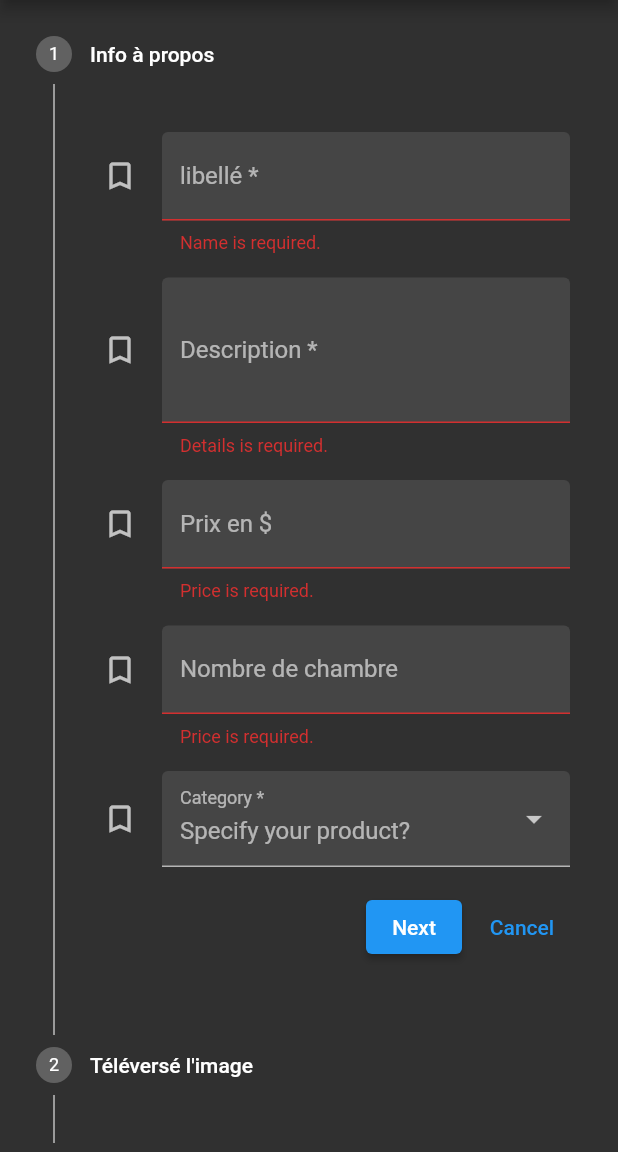
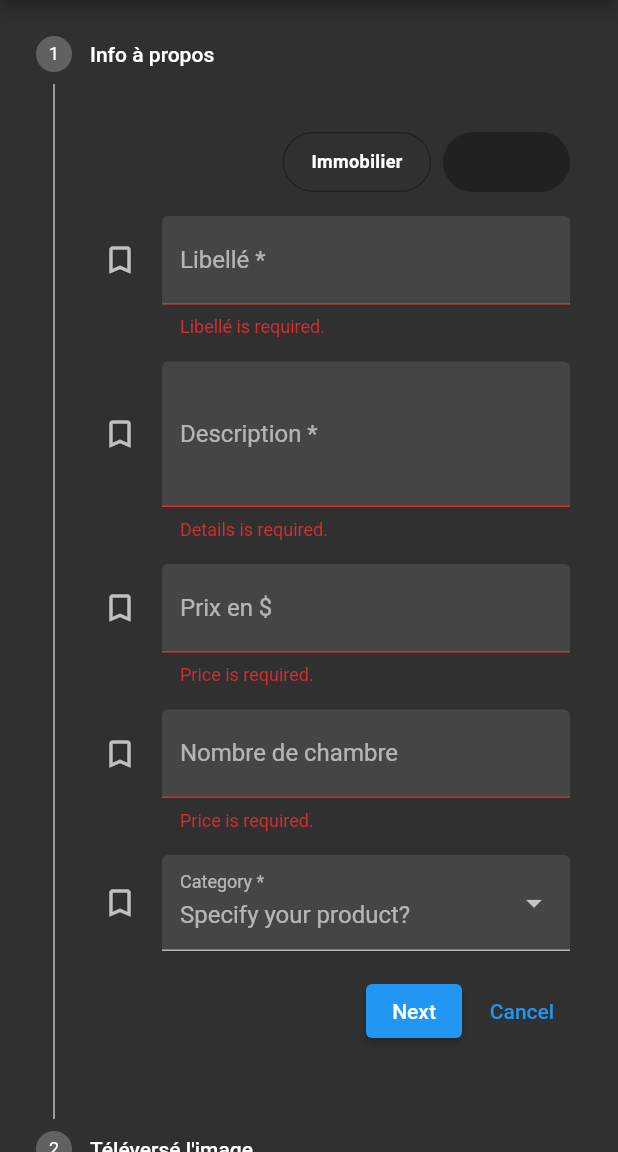
Before and after one commit to lordyhas/ess_rental_app, a Flutter app: the AddRentPage screen opened by its route, after a tap on "Next", on a phone screen of 412 x 824 dp, the part 84-1236 px from its top. Run offline on Flutter 3.47's test engine with Material 2 defaults, Android fonts, the phone set to English and light mode, and no system bars; our stand-ins replace bloc, cloud_firestore, dotted_border, equatable, firebase_auth, firebase_core and 15 more; missing offline and left inert: achievement_view, pedantic, utils_component; accounts and stored records are empty.

Commit message:
adding RentalControllerBloc to AddRentPage

```diff
--- a/lib/logic/controller/rental_controller/rental_controller_bloc.dart
+++ b/lib/logic/controller/rental_controller/rental_controller_bloc.dart
@@ -6,6 +6,11 @@ part 'rental_controller_event.dart';
 
 part 'rental_controller_state.dart';
 
+
+/// goal to save the state [AddRentPage] form while editing till end send it to
+/// a database
+///
+/// [RentalControllerBloc] is a form state saver
 class RentalControllerBloc
     extends Bloc<RentalControllerEvent, RentalControllerState> {
   RentalControllerBloc() : super(const RentalControllerState.initial()) {
@@ -18,12 +23,14 @@ class RentalControllerBloc
   }
 
   RentalType get rentalType => state.rentalType;
+  bool get isMovable => state._isMovable;
+  bool get isImmovable => !state._isMovable;
 
   void _onSpaceRentalPassed(SpaceRentalPassed event,
       Emitter<RentalControllerState> emit){
     emit(RentalControllerState.space(event.rental));
-
   }
+  void addSpaceRentalPassed(SpaceRental rent) => add(SpaceRentalPassed(rent));
 
   void _onSpaceRentalImaged(SpaceRentalImaged event,
       Emitter<RentalControllerState> emit){
@@ -32,19 +39,25 @@ class RentalControllerBloc
         status: RentalControllerStatus.addingImages
     ));
   }
+  void addSpaceRentalImaged(SpaceRental rent) => add(SpaceRentalImaged(rent));
 
   void _onSpaceRentalCompleted(SpaceRentalCompleted event,
       Emitter<RentalControllerState> emit){
     emit(RentalControllerState.complete(event.rental));
+
   }
+  void addSpaceRentalCompleted(SpaceRental r) => add(SpaceRentalCompleted(r));
 
 
+  // --- --- ---
 
 
   void _onVehicleRentalPassed(VehicleRentalPassed event,
       Emitter<RentalControllerState> emit){
     emit(RentalControllerState.vehicle(event.rental));
   }
+  void addVehicleRentalPassed(VehicleRental r) => add(VehicleRentalPassed(r));
+
   void _onVehicleRentalImaged(VehicleRentalImaged event,
       Emitter<RentalControllerState> emit){
     emit(RentalControllerState.vehicle(
@@ -52,12 +65,18 @@ class RentalControllerBloc
         status: RentalControllerStatus.addingImages
     ));
   }
+  void addVehicleRentalImaged(VehicleRental r) => add(VehicleRentalImaged(r));
 
   void _onVehicleRentalCompleted(VehicleRentalCompleted event,
       Emitter<RentalControllerState> emit){
     emit(RentalControllerState.complete(event.rental));
+  }
 
-  }
+  void addVehicleRentalCompleted(VehicleRental r) =>
+      add(VehicleRentalCompleted(r));
+
+
+
 
 
 }
--- a/lib/logic/controller/rental_controller/rental_controller_state.dart
+++ b/lib/logic/controller/rental_controller/rental_controller_state.dart
@@ -6,15 +6,17 @@ class RentalControllerState extends Equatable {
   final StuffRental rental;
   final RentalControllerStatus status;
   final bool isCompleted;
+  final bool _isMovable;
   const RentalControllerState._({
     this.rental =  SpaceRental.empty,
     this.status = RentalControllerStatus.initial,
-    this.isCompleted = false});
+    this.isCompleted = false,
+    bool isMovable = false, }) : _isMovable = isMovable;
   const RentalControllerState.initial() : this._();
   const RentalControllerState.space(
       SpaceRental spaceRental, {
         RentalControllerStatus status = RentalControllerStatus.addingInfo,
-      }) : this._(rental: spaceRental, status: status);
+      }) : this._(rental: spaceRental, status: status, isMovable: false);
 
   const RentalControllerState.vehicle(
       VehicleRental vehicleRental,{
@@ -24,7 +26,20 @@ class RentalControllerState extends Equatable {
   const RentalControllerState.complete(
       StuffRental rental, {
         RentalControllerStatus status = RentalControllerStatus.checkingAll,
-      }) : this._(rental: rental, status: status, isCompleted: true);
+      }) : this._(
+      rental: rental,
+      status: status,
+      isCompleted: true,
+      isMovable: StuffRental is VehicleRental);
+
+  bool get isMovable => _isMovable;
+  bool get isImmovable => !_isMovable;
+
+
+  /*const RentalControllerState.modify(): this._(
+    isCompleted: true,
+    status: RentalControllerStatus.
+  );*/
 
   @override
   List<Object> get props => [rental, isCompleted];
--- a/lib/src/add_rent_page/add_rent_page.dart
+++ b/lib/src/add_rent_page/add_rent_page.dart
@@ -7,6 +7,7 @@ import 'dart:io';
 import 'package:exploress_location/logic/model/data_model.dart';
 import 'package:exploress_location/logic/values.dart';
 import 'package:flutter/material.dart';
+import 'package:flutter_bloc/flutter_bloc.dart';
 import 'package:image_picker/image_picker.dart';
 import 'package:dotted_border/dotted_border.dart';
 import 'package:image_cropper/image_cropper.dart';
@@ -70,6 +71,9 @@ class _RentScreenState extends State<RentScreen> {
 
   @override
   Widget build(BuildContext context) {
+
+    //BlocProvider.of<RentalControllerBloc>(context).state;
+
     return Stepper(
       currentStep: _index.index,
       onStepCancel: () {
--- a/lib/src/add_rent_page/rent_form.dart
+++ b/lib/src/add_rent_page/rent_form.dart
@@ -23,9 +23,13 @@ class RentForm extends StatelessWidget {
     'Salle',
   ];
 
+
+
   @override
   Widget build(BuildContext context) {
+    //BlocProvider.of<RentalControllerBloc>(context).state;
 
+    BlocProvider.of<RentalControllerBloc>(context).addSpaceRentalPassed(SpaceRental.empty);
     return Container(
       constraints: const BoxConstraints(maxWidth: 520),
       child: Column(
@@ -36,8 +40,26 @@ class RentForm extends StatelessWidget {
             height: 8.0,
           ),
 
-          /// Entry's information product
-          Form(
+          BlocBuilder<RentalControllerBloc, RentalControllerState>(
+            builder: (context, state) => ButtonBar(
+              children: [
+                TabBarButton(
+                  title: const Text("Immobilier"),
+                  isSelected: state.isImmovable,
+                  onTap:(){},
+                ),
+
+                TabBarButton(
+                  title: const Text("Mobilier"),
+                  isSelected: state.isMovable,
+                  onTap:(){},
+                ),
+            ],),
+          ),
+
+
+          BlocBuilder<RentalControllerBloc, RentalControllerState>(
+            builder: (_, state) => Form(
               key: validator,
               child: Column(
                 children: [
@@ -53,13 +75,13 @@ class RentForm extends StatelessWidget {
                         border: const UnderlineInputBorder(),
                         filled: true,
                         icon: const Icon(Icons.bookmark_border),
-                      hintText: 'libellé',
-                      labelText: 'libellé *',
+                        hintText: 'Entrez un titre ou indentifiant',
+                        labelText: 'Libellé *',
                       ),
                       onChanged: (str) {},
                       onSaved: (String? value) {},
                       validator: (v) {
-                      if (v!.length < 3) return 'Name is required.';
+                        if (v!.length < 3) return 'Libellé is required.';
                         //final RegExp nameExp = RegExp(r'^[A-Za-z ]+$');
                         /*if (!nameExp.hasMatch(v)) {
                                 return 'Please enter only alphabetical characters.';
@@ -210,6 +232,10 @@ class RentForm extends StatelessWidget {
                 ],
               ),
             ),
+          ),
+
+          /// Entry's information product
+
           Column(
             children: const [],
           ),
@@ -218,3 +244,57 @@ class RentForm extends StatelessWidget {
     );
   }
 }
+
+class TabBarButton extends StatelessWidget {
+  const TabBarButton({
+    required this.title,
+    required this.onTap,
+    required this.isSelected,
+    Key? key,
+  }) :  super(key: key);
+
+  final Function onTap;
+  final bool isSelected;
+  final Text title;
+
+  @override
+  Widget build(BuildContext context) {
+    String txt = title.data!;
+    return Expanded(
+      child: Container(
+        decoration: BoxDecoration(
+            color: isSelected
+                ? null
+                :  Theme.of(context).primaryColor,
+            borderRadius: const BorderRadius.all(Radius.circular(24.0)),
+            border: Border.all(color: Theme.of(context).primaryColor)),
+        child: Material(
+          color: Colors.transparent,
+          child: InkWell(
+            splashColor: Colors.white24,
+            borderRadius: const BorderRadius.all(Radius.circular(24.0)),
+            onTap: () => onTap,
+            child: Padding(
+              padding: const EdgeInsets.only(
+                  top: 12, bottom: 12, left: 18, right: 18),
+              child: Center(
+                child: Text(
+                  txt,
+                  textAlign: TextAlign.left,
+                  style: TextStyle(
+                    fontWeight: FontWeight.w600,
+                    fontSize: 12,
+                    letterSpacing: 0.27,
+                    color: isSelected
+                        ? null
+                        : Theme.of(context).primaryColor,
+                  ),
+                ),
+              ),
+            ),
+          ),
+        ),
+      ),
+    );
+  }
+}
--- a/pubspec.yaml
+++ b/pubspec.yaml
@@ -1,7 +1,7 @@
 name: exploress_location
 description: A new Flutter project.
 publish_to: 'none' # Remove this line if you wish to publish to pub.dev
-version: 1.0.4+3
+version: 1.0.4+4
 
 environment:
   sdk: '>=2.18.0 <3.0.0'
```
Lines whose indentation alone changed are shown as unchanged.
